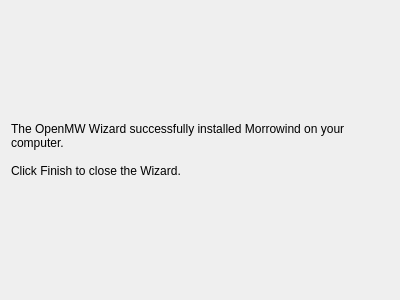
This is files/ui/wizard/conclusionpage.ui in OpenMW/openmw as Qt 5 draws it before an edit. The edited form follows.
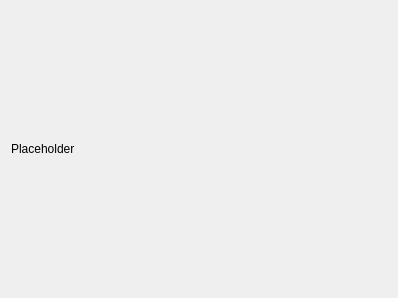
This is the edited form.

What changed in the file:
```diff
--- a/files/ui/wizard/conclusionpage.ui
+++ b/files/ui/wizard/conclusionpage.ui
@@ -6,8 +6,8 @@
    <rect>
     <x>0</x>
     <y>0</y>
-    <width>400</width>
-    <height>300</height>
+    <width>398</width>
+    <height>298</height>
    </rect>
   </property>
   <property name="windowTitle">
@@ -20,9 +20,7 @@
    <item>
     <widget class="QLabel" name="textLabel">
      <property name="text">
-      <string>The OpenMW Wizard successfully installed Morrowind on your computer.
-
-Click Finish to close the Wizard.</string>
+      <string>Placeholder</string>
      </property>
      <property name="wordWrap">
       <bool>true</bool>
```
